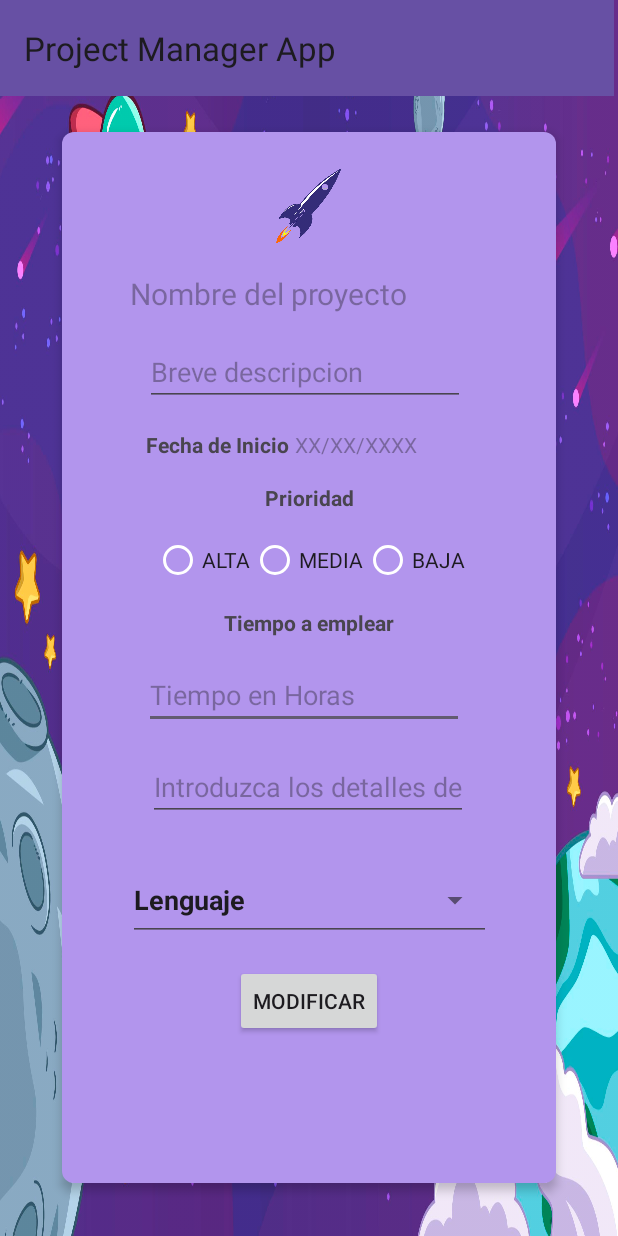
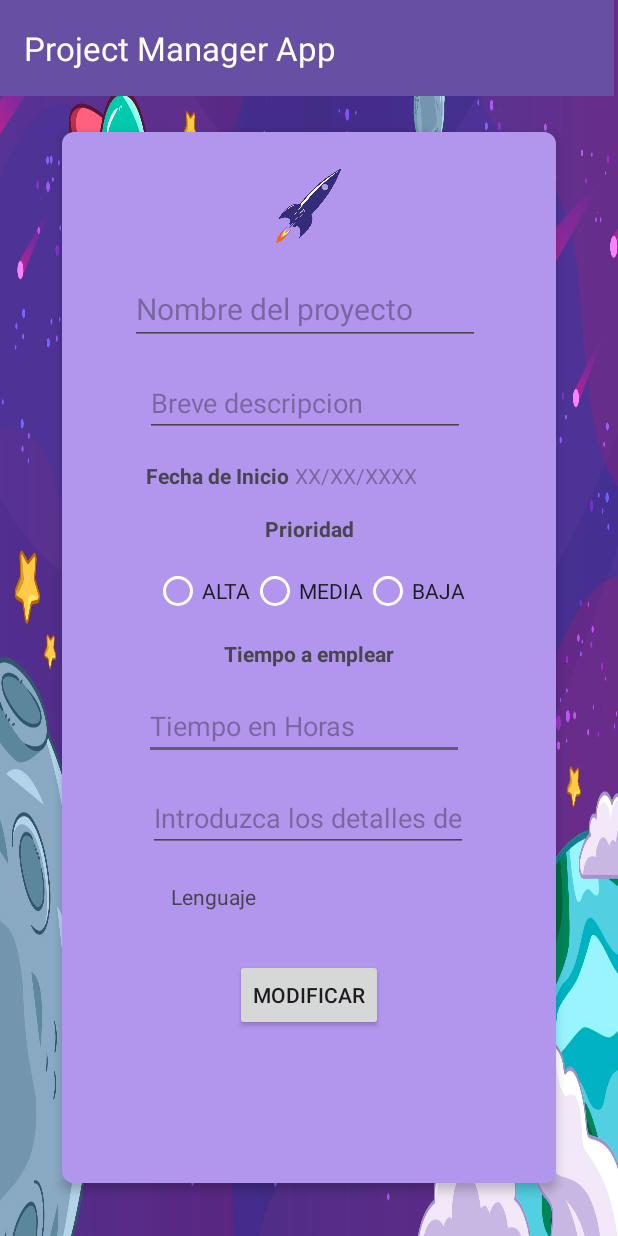
Before and after one commit to CarlosSP99/Practica_2_vPaperDb, an Android app: the ProjectDetailActivity screen opened directly, with no data from a screen before it, on a phone screen of 412 x 824 dp. Run offline under Robolectric (Android 15) with nearby library versions, the phone set to English and light mode, and no system bars; our stand-ins replace Room's generated code; 1 statement that could not run was skipped.

Commit message:
Funcionalidad de

```diff
--- a/app/src/main/java/com/utad/practica_2_v2/CreateProjectActivity.kt
+++ b/app/src/main/java/com/utad/practica_2_v2/CreateProjectActivity.kt
@@ -135,13 +135,13 @@ class CreateProjectActivity : AppCompatActivity() {
                 appDb.languagesDao().getAllLanguagesList()
             }
 
-            val listOfLanguages = languagesList.map { it.name }.toMutableList()
+            val languagesNames = languagesList.map { it.name }
 
             withContext(Dispatchers.Main) {
                 val arrayAdapter = ArrayAdapter(
                     this@CreateProjectActivity,
                     android.R.layout.simple_spinner_item,
-                    listOfLanguages
+                    languagesNames
                 )
                 arrayAdapter.setDropDownViewResource(android.R.layout.simple_spinner_dropdown_item)
                 val spinner = findViewById<Spinner>(R.id.Seymour_spinner) // Use the correct Spinner ID
--- a/app/src/main/java/com/utad/practica_2_v2/MainActivity.kt
+++ b/app/src/main/java/com/utad/practica_2_v2/MainActivity.kt
@@ -31,6 +31,7 @@ class MainActivity : AppCompatActivity() {
     private var projectList = mutableListOf<Project>()
     private lateinit var adapter: ProjectAdapter
     private lateinit var appDb: AppDatabase
+
     override fun onCreate(savedInstanceState: Bundle?) {
 
         binding = ActivityMainBinding.inflate(layoutInflater)
@@ -51,7 +52,7 @@ class MainActivity : AppCompatActivity() {
         readProjectsInDB()
 
         // el metodo no funciona porq no le da la gana no puedo hacer mucho más
-        projectList.sortBy { getPriority(it.priority) }
+        projectList.sortByDescending { getPriority(it.priority) }
 
         binding.btnCrear.setOnClickListener {
            val intent = Intent(this, CreateProjectActivity::class.java)
@@ -75,7 +76,7 @@ class MainActivity : AppCompatActivity() {
         binding.rvProjects.layoutManager = LinearLayoutManager(this)
         adapter = ProjectAdapter(projectList, onClickListener = { project ->
             val intent = Intent(this, ProjectDetailActivity::class.java)
-            intent.putExtra("name", project.id)
+            intent.putExtra("id", project.id.toInt()) // Convierte a Int si es necesario.
             startActivity(intent)
         }, onDeleteClickListener = { project ->
 
@@ -116,7 +117,6 @@ class MainActivity : AppCompatActivity() {
                 Priority.LOW -> 3
                 Priority.MEDIUM -> 1
                 Priority.HIGH -> 2
-                else -> 3
             }
         }
     private fun display(message: String) {
--- a/app/src/main/java/com/utad/practica_2_v2/dataStore/AppDatabase.kt
+++ b/app/src/main/java/com/utad/practica_2_v2/dataStore/AppDatabase.kt
@@ -10,7 +10,7 @@ import androidx.room.RoomDatabase
 import com.utad.practica_2_v2.languages.Languages
 import com.utad.practica_2_v2.project.Project
 
-@Database(entities = [Languages::class, Project::class], version = 1)
+@Database(entities = [Languages::class, Project::class], version = 2 )
 abstract class  AppDatabase: RoomDatabase(){
         abstract fun languagesDao():LanguageDao
         abstract fun projectDao():ProjectDao
--- a/app/src/main/java/com/utad/practica_2_v2/dataStore/ProjectDao.kt
+++ b/app/src/main/java/com/utad/practica_2_v2/dataStore/ProjectDao.kt
@@ -1,10 +1,9 @@
 package com.utad.practica_2_v2.dataStore
 
-import androidx.lifecycle.LiveData
 import androidx.room.Dao
 import androidx.room.Insert
 import androidx.room.Query
-import com.utad.practica_2_v2.languages.Languages
+import com.utad.practica_2_v2.project.Priority
 import com.utad.practica_2_v2.project.Project
 import kotlinx.coroutines.flow.Flow
 
@@ -12,15 +11,35 @@ import kotlinx.coroutines.flow.Flow
 interface ProjectDao {
 
     @Insert
-    suspend fun insertProject (project: Project)
+    suspend fun insertProject(project: Project)
 
     @Query("SELECT * FROM Project")
-     fun getAllProjectFlow(): Flow<List<Project>>
+    fun getAllProjectFlow(): Flow<List<Project>>
 
     @Query("DELETE FROM Project where id=:id")
     suspend fun deleteProject(id: Int)
 
 
-    @Query("Select * from Languages where name=:langugeParam")
-    suspend fun getLanguage(langugeParam: String): Languages
+    @Query("SELECT * FROM Project WHERE id = :id")
+    suspend fun getProject(id: Int): Project
+
+    @Query("""
+        UPDATE Project
+        SET name = :name,
+            shortDescription = :shortDescription,
+            date = :date,
+            priority = :priority,
+            timeNeeded = :timeNeeded,
+            details = :details
+        WHERE id = :id
+    """)
+    suspend fun updateProject(
+        id: Int,
+        name: String,
+        shortDescription: String,
+        date: String,
+        priority: Priority,
+        timeNeeded: String,
+        details: String
+    ): Int
 }
--- a/app/src/main/res/layout/activity_languages.xml
+++ b/app/src/main/res/layout/activity_languages.xml
@@ -12,6 +12,8 @@
     <androidx.appcompat.widget.Toolbar
         android:id="@+id/toolbar"
         android:layout_width="409dp"
+        app:titleTextColor="@color/white"
+
         android:layout_height="wrap_content"
         android:background="?attr/colorPrimary"
         android:minHeight="?attr/actionBarSize"
--- a/app/src/main/res/layout/activity_main.xml
+++ b/app/src/main/res/layout/activity_main.xml
@@ -12,6 +12,7 @@
     <androidx.appcompat.widget.Toolbar
         android:id="@+id/toolbar"
         android:layout_width="409dp"
+        app:titleTextColor="@color/white"
         android:layout_height="wrap_content"
         android:background="?attr/colorPrimary"
         app:menu="@menu/menutoolbar"
--- a/app/src/main/res/layout/activity_project_detail.xml
+++ b/app/src/main/res/layout/activity_project_detail.xml
@@ -11,6 +11,7 @@
 
     <androidx.appcompat.widget.Toolbar
         android:id="@+id/toolbar"
+        app:titleTextColor="@color/white"
         android:layout_width="409dp"
         android:layout_height="wrap_content"
         android:background="?attr/colorPrimary"
@@ -53,7 +54,7 @@
                 app:layout_constraintStart_toStartOf="parent"
                 app:layout_constraintTop_toBottomOf="@+id/tv_Description" />
 
-            <TextView
+            <EditText
                 android:id="@+id/tv_title"
                 android:layout_width="wrap_content"
                 android:layout_height="wrap_content"
@@ -187,29 +188,18 @@
                 app:layout_constraintStart_toStartOf="parent"
                 app:layout_constraintTop_toBottomOf="@+id/et_timeNeeded" />
 
-            <com.google.android.material.textfield.TextInputLayout
-                android:id="@+id/textInputLayout"
-                style="@style/Widget.MaterialComponents.TextInputLayout.OutlinedBox.ExposedDropdownMenu"
-                android:layout_width="242dp"
-                android:layout_height="60dp"
+            <TextView
+                android:id="@+id/Seymour_spinner"
+                android:layout_width="184dp"
+                android:layout_height="35dp"
                 android:layout_margin="20dp"
+                android:text="@string/lenguaje"
                 android:layout_marginStart="56dp"
                 android:layout_marginTop="16dp"
                 android:layout_marginEnd="56dp"
                 app:layout_constraintEnd_toEndOf="parent"
                 app:layout_constraintStart_toStartOf="parent"
-                app:layout_constraintTop_toBottomOf="@+id/et_details">
-
-                <AutoCompleteTextView
-                    android:id="@+id/autoCompleteTextView"
-                    android:layout_width="match_parent"
-                    android:layout_height="match_parent"
-                    android:layout_weight="1"
-                    android:inputType="none"
-                    android:text="Lenguaje"
-                    android:textStyle="bold" />
-
-            </com.google.android.material.textfield.TextInputLayout>
+                app:layout_constraintTop_toBottomOf="@+id/et_details" />
 
             <Button
                 android:id="@+id/btn_create"
@@ -219,7 +209,7 @@
                 android:text="@string/modificar"
                 app:layout_constraintEnd_toEndOf="parent"
                 app:layout_constraintStart_toStartOf="parent"
-                app:layout_constraintTop_toBottomOf="@+id/textInputLayout" />
+                app:layout_constraintTop_toBottomOf="@+id/Seymour_spinner" />
 
         </androidx.constraintlayout.widget.ConstraintLayout>
 
--- a/app/src/main/res/menu-v26/menutoolbar.xml
+++ b/app/src/main/res/menu-v26/menutoolbar.xml
@@ -5,7 +5,8 @@
         android:id="@+id/toolbar_option"
         android:contentDescription="@string/create_language"
         android:icon="@drawable/pc"
-        android:iconTint="@color/white"
+        app:iconTint="@color/white"
+
         app:showAsAction="ifRoom"
         android:title="@string/language" />
 </menu>
--- a/app/src/main/res/menu/context_menu.xml
+++ /dev/null
@@ -1,4 +0,0 @@
-<?xml version="1.0" encoding="utf-8"?>
-<menu xmlns:android="http://schemas.android.com/apk/res/android">
-
-</menu>
```
Also changed, not shown: app/src/main/java/com/utad/practica_2_v2/project/Project.kt (+7 -7 lines), app/src/main/java/com/utad/practica_2_v2/project/ProjectDetailActivity.kt (+44 -19 lines), app/src/main/res/layout/activity_create_project.xml (+11 -2 lines).
